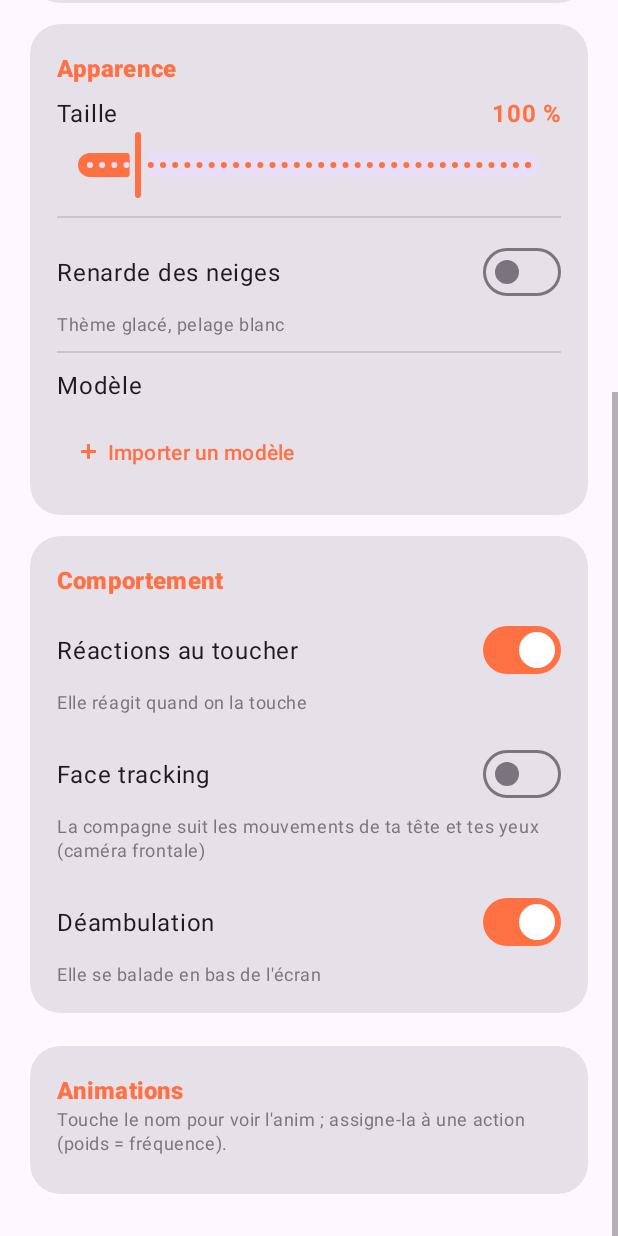
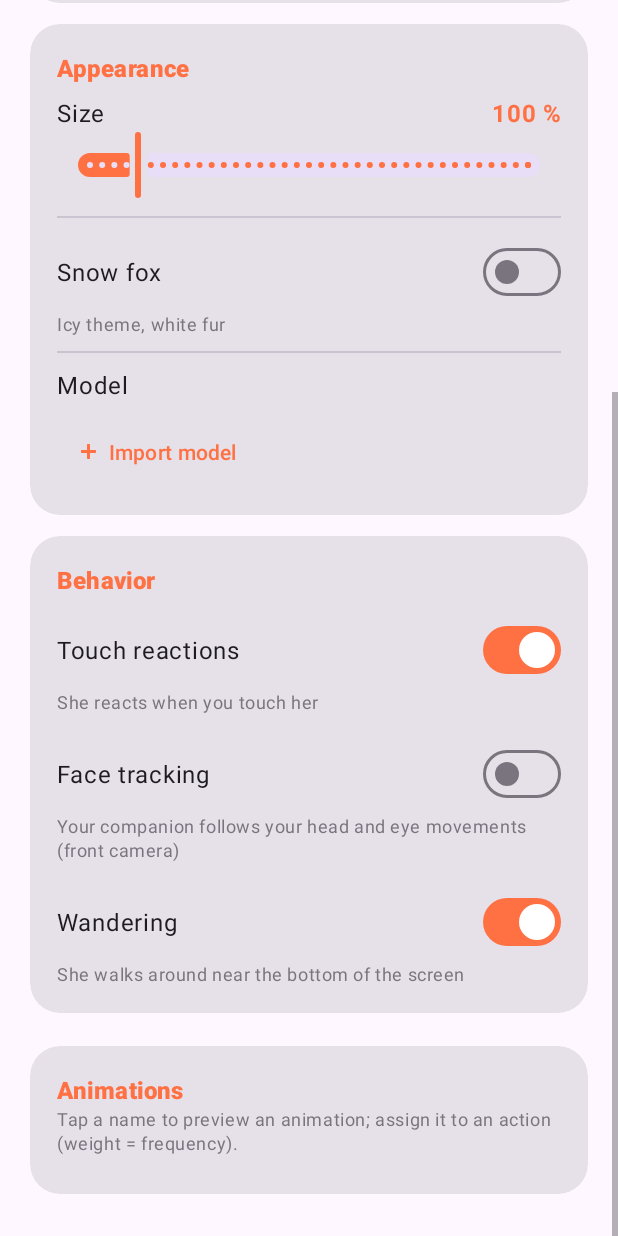
Before and after one commit to theB1T3of87/teste2, an Android app: the screen it shows after launch (MainActivity), scrolled down 382 dp, on a phone screen of 412 x 824 dp. Run offline under Robolectric (Android 15) with nearby library versions, the phone set to English and light mode, and no system bars.

Commit message:
Translate app strings to English and add menu color label

```diff
--- a/app/src/main/res/values/strings.xml
+++ b/app/src/main/res/values/strings.xml
@@ -1,71 +1,55 @@
 <?xml version="1.0" encoding="utf-8"?>
 <resources>
     <string name="app_name">Fox Girl Supremacy</string>
-    <string name="notif_channel_name">Compagne</string>
-    <string name="notif_title">La renarde est là</string>
-    <string name="notif_text">Elle se balade par-dessus tes apps.</string>
-
-    <string name="header_subtitle">Ta compagne, par-dessus toutes tes apps.</string>
-
-    <string name="card_state_title">Présence</string>
-    <string name="switch_companion">Compagne active</string>
-    <string name="switch_companion_sub">L\'afficher par-dessus les autres apps</string>
-
-    <string name="card_appearance_title">Apparence</string>
-    <string name="label_size">Taille</string>
-    <string name="switch_snow">Renarde des neiges</string>
-    <string name="switch_snow_sub">Thème glacé, pelage blanc</string>
-    <string name="label_model">Modèle</string>
-    <string name="import_model">Importer un modèle</string>
-    <string name="import_progress">Import en cours…</string>
-    <string name="import_done">Modèle importé : %1$s</string>
-    <string name="import_invalid">Dossier invalide : aucun .model3.json trouvé</string>
-    <string name="import_failed">Échec de l\'import</string>
-
-    <string name="anim_open">Voir les animations</string>
+    <string name="notif_channel_name">Companion</string>
+    <string name="notif_title">Your fox girl is here</string>
+    <string name="notif_text">She is hanging out over your apps.</string>
+    <string name="header_subtitle">Your companion, floating above your apps.</string>
+    <string name="card_state_title">Presence</string>
+    <string name="switch_companion">Companion enabled</string>
+    <string name="switch_companion_sub">Show her over other apps</string>
+    <string name="card_appearance_title">Appearance</string>
+    <string name="label_size">Size</string>
+    <string name="switch_snow">Snow fox</string>
+    <string name="switch_snow_sub">Icy theme, white fur</string>
+    <string name="label_model">Model</string>
+    <string name="import_model">Import model</string>
+    <string name="import_progress">Importing…</string>
+    <string name="import_done">Model imported: %1$s</string>
+    <string name="import_invalid">Invalid folder: no .model3.json file found</string>
+    <string name="import_failed">Import failed</string>
+    <string name="anim_open">View animations</string>
     <string name="card_anim_title">Animations</string>
-    <string name="anim_card_hint">Touche le nom pour voir l\'anim ; assigne-la à une action (poids = fréquence).</string>
-    <string name="anim_hint">Touche une animation pour la voir sur la compagne.</string>
+    <string name="anim_card_hint">Tap a name to preview an animation; assign it to an action (weight = frequency).</string>
+    <string name="anim_hint">Tap an animation to preview it on your companion.</string>
     <string name="anim_motions">Motions</string>
     <string name="anim_expressions">Expressions</string>
-    <string name="anim_empty">Ce modèle n\'a ni motion ni expression (il respire et cligne quand même).</string>
-    <string name="anim_none">Aucun modèle sélectionné.</string>
-
-    <string name="card_behavior_title">Comportement</string>
-    <string name="switch_reactions">Réactions au toucher</string>
-    <string name="switch_reactions_sub">Elle réagit quand on la touche</string>
+    <string name="anim_empty">This model has no motions or expressions (but it can still breathe and blink).</string>
+    <string name="anim_none">No model selected.</string>
+    <string name="card_behavior_title">Behavior</string>
+    <string name="switch_reactions">Touch reactions</string>
+    <string name="switch_reactions_sub">She reacts when you touch her</string>
     <string name="switch_animations">Animations</string>
-    <string name="switch_animations_sub">Respiration au repos</string>
+    <string name="switch_animations_sub">Idle breathing</string>
     <string name="switch_face_tracking">Face tracking</string>
-    <string name="switch_face_tracking_sub">La compagne suit les mouvements de ta tête et tes yeux (caméra frontale)</string>
-    <string name="switch_wander">Déambulation</string>
-    <string name="switch_wander_sub">Elle se balade en bas de l\'écran</string>
-
-    <string name="perm_overlay">Affichage par-dessus les apps</string>
-    <string name="perm_notif">Notification</string>
-    <string name="perm_granted">accordée</string>
-    <string name="perm_missing">à accorder</string>
-
+    <string name="switch_face_tracking_sub">Your companion follows your head and eye movements (front camera)</string>
+    <string name="switch_wander">Wandering</string>
+    <string name="switch_wander_sub">She walks around near the bottom of the screen</string>
+    <string name="perm_overlay">Display over other apps</string>
+    <string name="perm_notif">Notifications</string>
+    <string name="perm_granted">granted</string>
+    <string name="perm_missing">required</string>
     <string name="notif_action_snack">🐟 Snack</string>
-
-    <string name="action_pet">Caresser</string>
-    <string name="action_feed">Nourrir</string>
-    <string name="action_talk">Parler</string>
+    <string name="action_pet">Pet</string>
+    <string name="action_feed">Feed</string>
+    <string name="action_talk">Talk</string>
     <string name="action_normal">Normal</string>
-    <string name="action_off">Éteindre</string>
-    <string name="action_bigger">Agrandir</string>
-    <string name="action_smaller">Réduire</string>
-
+    <string name="action_off">Turn off</string>
+    <string name="action_bigger">Bigger</string>
+    <string name="action_smaller">Smaller</string>
+    <string name="menu_color_title">Menu color</string>
+    <string name="camera_permission_denied">Camera permission denied; face tracking is disabled.</string>
     <string-array name="chat_lines">
-        <item>Coucou !</item>
-        <item>Tu fais quoi ?</item>
-        <item>J\'ai un peu faim…</item>
-        <item>Caresse ?</item>
-        <item>Hehe~</item>
-        <item>Je veille sur toi.</item>
-        <item>On joue ?</item>
-        <item>Tu m\'as manqué.</item>
-        <item>*remue la queue*</item>
-        <item>Encore là, toi ?</item>
+        <item>Hey there!</item><item>What are you up to?</item><item>I'm a little hungry…</item><item>Pet me?</item><item>Hehe~</item><item>I'm watching over you.</item><item>Wanna play?</item><item>I missed you.</item><item>*wags her tail*</item><item>You're still here?</item>
     </string-array>
 </resources>
```
